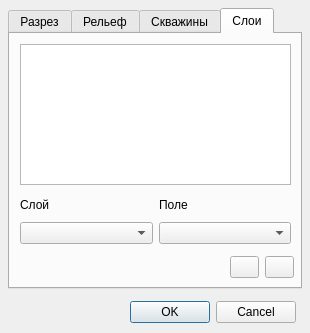
Qt form ui/curve_wells.ui (gis56/geo_pie) before a commit.
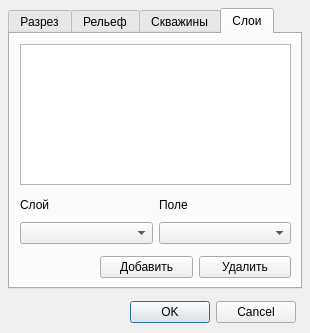
The same form after that commit. The open tabs and pages were chosen to show the change. Icons and pictures are not drawn. Custom widgets are drawn as their Qt base class.

Patch:
```diff
--- a/ui/curve_wells.ui
+++ b/ui/curve_wells.ui
@@ -20,6 +20,9 @@
    <iconset>
     <normaloff>../icons/icon.png</normaloff>../icons/icon.png</iconset>
   </property>
+  <property name="sizeGripEnabled">
+   <bool>false</bool>
+  </property>
   <property name="modal">
    <bool>false</bool>
   </property>
@@ -248,9 +251,9 @@
     <widget class="QWidget" name="layoutWidget">
      <property name="geometry">
       <rect>
-       <x>220</x>
+       <x>90</x>
        <y>220</y>
-       <width>64</width>
+       <width>191</width>
        <height>26</height>
       </rect>
      </property>
@@ -258,7 +261,7 @@
       <item>
        <widget class="QPushButton" name="pButton_add">
         <property name="text">
-         <string/>
+         <string>Добавить</string>
         </property>
         <property name="icon">
          <iconset theme="add">
@@ -275,7 +278,7 @@
       <item>
        <widget class="QPushButton" name="pButton_remove">
         <property name="text">
-         <string/>
+         <string>Удалить</string>
         </property>
         <property name="icon">
          <iconset theme="remove">
```
Left out of the diff: 4 changed lines with no effect on the pictures.
